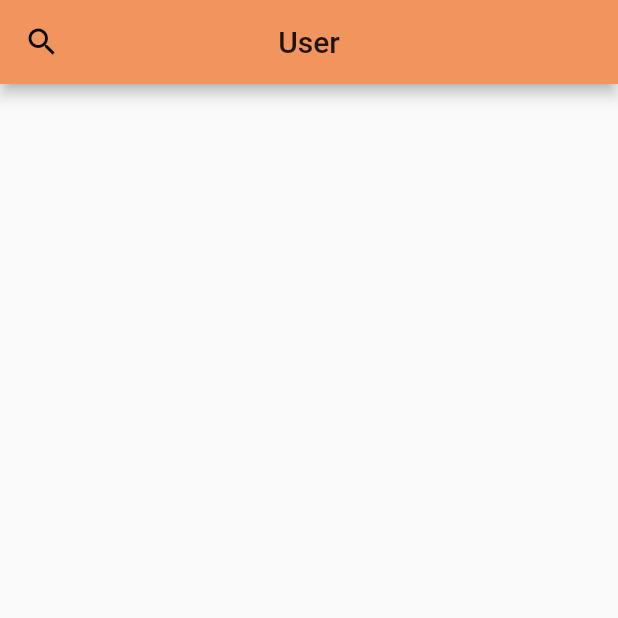
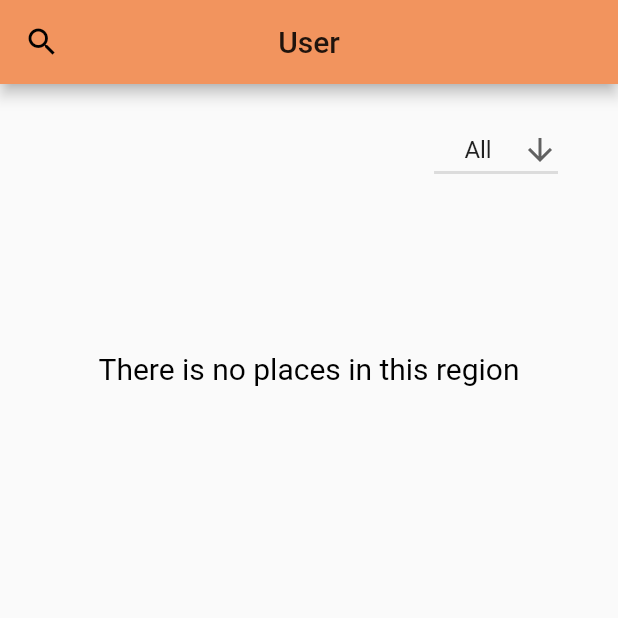
Before and after one commit to EidAlmutairi0/athar, a Flutter app: the UserHomeScreen screen opened directly, on a phone screen of 412 x 824 dp, the top half of it. Run offline on Flutter 3.47's test engine with Material 2 defaults, Android fonts, the phone set to English and light mode, and no system bars; our stand-ins replace cloud_firestore, convex_bottom_bar, email_validator, firebase_auth, firebase_core, like_button and 1 more; accounts and stored records are empty.

Commit message:
DropdownButton

```diff
--- a/lib/Search.dart
+++ b/lib/Search.dart
@@ -71,10 +71,12 @@ class Search extends SearchDelegate<String> {
     // TODO: implement buildSuggestions
 
     return StreamBuilder<QuerySnapshot>(
-      stream: FirebaseFirestore.instance
-          .collection('places')
-          .where('searchName', isGreaterThanOrEqualTo: query.toLowerCase())
-          .snapshots(),
+      stream: (query != "" && query != null)
+          ? FirebaseFirestore.instance
+              .collection('places')
+              .where('searchKey', arrayContains: query.toLowerCase())
+              .snapshots()
+          : FirebaseFirestore.instance.collection("places").snapshots(),
       builder: (context, snapshot) {
         return (snapshot.connectionState == ConnectionState.waiting)
             ? Center(child: CircularProgressIndicator())
--- a/lib/Widgets/PlaceCard.dart
+++ b/lib/Widgets/PlaceCard.dart
@@ -31,7 +31,7 @@ class PlaceCard extends StatelessWidget {
   Widget build(BuildContext context) {
     return Card(
       elevation: 9,
-      margin: EdgeInsets.fromLTRB(0.0, 40, 0.0, 0),
+      margin: EdgeInsets.fromLTRB(0.0, 0, 0.0, 30),
       shape: RoundedRectangleBorder(
         borderRadius: BorderRadius.circular(15.0),
       ),
--- a/lib/screens/User_Screens/User-Home-Screen.dart
+++ b/lib/screens/User_Screens/User-Home-Screen.dart
@@ -1,3 +1,4 @@
+import 'package:flutter/cupertino.dart';
 import 'package:flutter/material.dart';
 import '/providers/auth.dart';
 import '/Search.dart';
@@ -10,12 +11,11 @@ class UserHomeScreen extends StatefulWidget {
 }
 
 class _UserHomeScreenState extends State<UserHomeScreen> {
-  var palces;
   final auth = Authentication();
   @override
+  String region = 'All';
+  List<String> regionsList = ['All', 'Riyadh', 'Mecca', 'Western'];
   void initState() {
-    palces = FirebaseFirestore.instance.collection('places').snapshots();
-
     super.initState();
   }
 
@@ -34,24 +34,80 @@ class _UserHomeScreenState extends State<UserHomeScreen> {
         backgroundColor: Color(0xFFF2945E),
       ),
       body: SingleChildScrollView(
-        child: Center(
+        child: Column(
+          children: [
+            Padding(
+              padding: const EdgeInsets.only(right: 40, top: 20),
+              child: Container(
+                alignment: AlignmentDirectional.centerEnd,
+                child: DropdownButton(
+                  alignment: AlignmentDirectional.center,
+                  icon: const Icon(Icons.arrow_downward),
+                  iconSize: 24,
+                  elevation: 16,
+                  underline: Container(
+                    decoration: BoxDecoration(color: Colors.black12),
+                    height: 2,
+                  ),
+                  items: regionsList
+                      .map((String item) => DropdownMenuItem<String>(
+                          child: Text(item), value: item))
+                      .toList(),
+                  onChanged: (String value) {
+                    setState(() {
+                      region = value;
+                    });
+                  },
+                  value: region,
+                ),
+              ),
+            ),
+            Center(
               child: Padding(
-              padding: const EdgeInsets.only(top: 0, bottom: 50),
+                  padding: const EdgeInsets.only(top: 10),
                   child: StreamBuilder<QuerySnapshot>(
-                stream: palces,
+                    stream: (region == 'All')
+                        ? FirebaseFirestore.instance
+                            .collection('places')
+                            .snapshots()
+                        : FirebaseFirestore.instance
+                            .collection('places')
+                            .where('region', isEqualTo: region)
+                            .snapshots(),
                     builder: (context, snapshot) {
                       if (snapshot.hasError) {
+                        return Center(
+                          child: Text('Something went wrong'),
+                        );
                         return Center(
                           child: Text('Something went wrong'),
                         );
                       }
                       if (snapshot.connectionState == ConnectionState.waiting) {
                         return Center(
+                          child: Padding(
+                            padding: const EdgeInsets.only(top: 100),
                             child: CircularProgressIndicator(
                               color: Color(0xFFF2945E),
                             ),
+                          ),
                         );
                       }
+                      if (snapshot.requireData.docs.isEmpty) {
+                        return Padding(
+                          padding: const EdgeInsets.only(top: 100),
+                          child: Center(
+                            child: Text(
+                              "There is no places in this region",
+                              style: TextStyle(
+                                fontSize: 20,
+                                color: Colors.black,
+                              ),
+                            ),
+                          ),
+                        );
+                      }
+
                       final data = snapshot.data.docs;
                       List<PlaceCard> PlacesList = [];
                       for (var plac in data) {
@@ -72,8 +128,13 @@ class _UserHomeScreenState extends State<UserHomeScreen> {
                       return Column(
                         children: PlacesList,
                       );
+                      return Center(
+                        child: Text('There is no places'),
+                      );
                     },
                   )),
+            ),
+          ],
         ),
       ),
     );
```
Also changed, not shown: pubspec.lock. Lines whose indentation alone changed are shown as unchanged.
